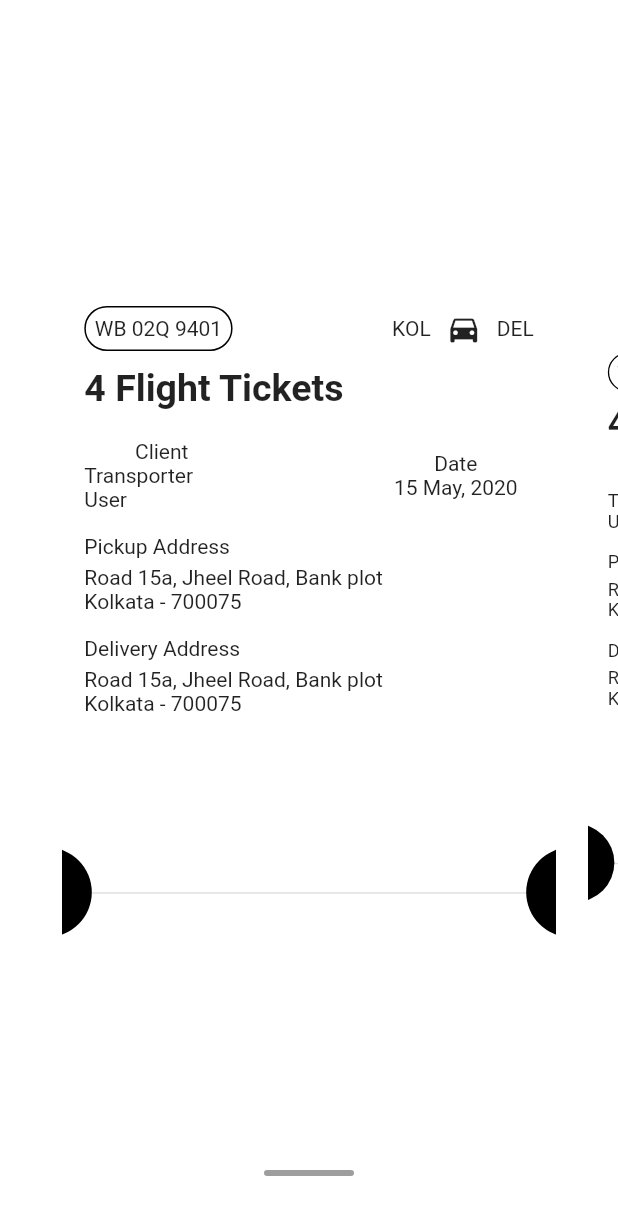
After one commit to The-Graphe-A-Design-Studio/TransporterAppShipper, a Flutter app: the DriverUpcomingOrder screen opened directly, on a phone screen of 412 x 824 dp. The commit adds this screen. Shown: the top 1215 px of the screen. Run offline on Flutter 3.47's test engine with Material 2 defaults, Android fonts, the phone set to English and light mode, and no system bars; drawn by our look-alikes of carousel_slider; our stand-ins replace file_picker.

Commit message:
Drivers Upcoming Order Page - Done

```diff
--- a/lib/DriverOptionsPage.dart
+++ b/lib/DriverOptionsPage.dart
@@ -4,6 +4,8 @@ import 'package:http/http.dart' as http;
 import 'package:file_picker/file_picker.dart';
 import 'package:flutter/cupertino.dart';
 import 'package:flutter/material.dart';
+import 'package:transportationapp/DriverUpcomingOrder.dart';
+import 'package:transportationapp/FadeTransition.dart';
 import 'package:transportationapp/PostMethodResult.dart';
 
 class DriverOptionsPage extends StatefulWidget {
@@ -160,12 +162,12 @@ class _DriverOptionsPageState extends State<DriverOptionsPage> {
     var url = "https://developers.thegraphe.com/transport/api/drivers/login";
 
     var result = await http.post(url, body: {
-      'phone_code' : '91',
+      'phone_code': '91',
       'phone': mobileNumberControllerSignIn.text.toString(),
       'password': passwordControllerSignIn.text.toString()
     });
     var jsonResult = json.decode(result.body);
-    if (jsonResult['success']=='1') {
+    if (jsonResult['success'] == '1') {
       postResultSignIn = PostResultSignIn.fromJson(jsonResult);
       setState(() {
         final snackBar = SnackBar(
@@ -1365,7 +1367,7 @@ class _DriverOptionsPageState extends State<DriverOptionsPage> {
                   onTap: () {
                     if (_formKeySignIn.currentState.validate()) {
                       postSignInRequest(context).then((value) {
-                        if (value==true) {
+                        if (value == true) {
                           print("Sign In Successful !");
                         }
                       });
@@ -1410,6 +1412,16 @@ class _DriverOptionsPageState extends State<DriverOptionsPage> {
                 color: Colors.white,
                 fontSize: 40.0,
                 fontWeight: FontWeight.bold),
+          ),
+          GestureDetector(
+            onTap: () {
+              Navigator.push(context, FadeRoute(page: DriverUpcomingOrder()));
+            },
+            child: Icon(
+              Icons.arrow_forward,
+              size: 30,
+              color: Colors.white,
+            ),
           ),
         ],
       ),
--- /dev/null
+++ b/lib/DriverUpcomingOrder.dart
@@ -0,0 +1,250 @@
+import 'package:carousel_slider/carousel_slider.dart';
+import 'package:flutter/material.dart';
+
+final List<Color> imgList = [
+  Colors.green,
+  Colors.red,
+  Colors.yellow,
+  Colors.white,
+  Colors.blue,
+];
+
+class DriverUpcomingOrder extends StatelessWidget {
+  @override
+  Widget build(BuildContext context) {
+    return Scaffold(
+      body: Column(
+        mainAxisAlignment: MainAxisAlignment.start,
+        crossAxisAlignment: CrossAxisAlignment.start,
+        children: <Widget>[
+          SizedBox(
+            height: 60.0,
+          ),
+          Padding(
+            padding: EdgeInsets.only(left: 16.0),
+            child: Text(
+              "Upcoming",
+              style: TextStyle(
+                  fontWeight: FontWeight.bold,
+                  color: Colors.white,
+                  fontSize: 40.0),
+            ),
+          ),
+          Padding(
+            padding: EdgeInsets.only(left: 16.0),
+            child: Text(
+              "Orders",
+              style: TextStyle(
+                  fontWeight: FontWeight.bold,
+                  color: Colors.white,
+                  fontSize: 40.0),
+            ),
+          ),
+          SizedBox(
+            height: 40.0,
+          ),
+          CarouselSlider(
+            items: imgList.map((imageLink) {
+              return Builder(
+                builder: (BuildContext context) {
+                  return Stack(
+                    children: <Widget>[
+                      Container(
+                        height: MediaQuery.of(context).size.height,
+                        width: MediaQuery.of(context).size.width,
+                        margin: EdgeInsets.symmetric(horizontal: 5.0),
+                        decoration: BoxDecoration(
+                          color: Colors.white,
+                          borderRadius: BorderRadius.circular(10.0),
+                        ),
+                        child: Column(
+                          crossAxisAlignment: CrossAxisAlignment.start,
+                          children: [
+                            SizedBox(
+                              height: 10.0,
+                            ),
+                            Row(
+                              children: [
+                                SizedBox(
+                                  width: 10.0,
+                                ),
+                                Container(
+                                  decoration: BoxDecoration(
+                                    borderRadius: BorderRadius.circular(20),
+                                    border: Border.all(color: Colors.black),
+                                    color: Colors.white,
+                                  ),
+                                  child: Padding(
+                                    padding: EdgeInsets.all(6.0),
+                                    child: Text("WB 02Q 9401"),
+                                  ),
+                                ),
+                                Spacer(),
+                                Text("KOL"),
+                                SizedBox(
+                                  width: 10.0,
+                                ),
+                                Icon(Icons.directions_car),
+                                SizedBox(
+                                  width: 10.0,
+                                ),
+                                Text("DEL"),
+                                SizedBox(width: 10.0),
+                              ],
+                              mainAxisAlignment: MainAxisAlignment.center,
+                            ),
+                            SizedBox(height: 10.0),
+                            Padding(
+                              padding: EdgeInsets.only(left: 10.0),
+                              child: Text(
+                                "4 Flight Tickets",
+                                style: TextStyle(
+                                    fontSize: 25.0,
+                                    fontWeight: FontWeight.bold),
+                              ),
+                            ),
+                            SizedBox(
+                              height: 20.0,
+                            ),
+                            Padding(
+                              padding: EdgeInsets.only(left: 10.0),
+                              child: Row(
+                                children: [
+                                  Flexible(
+                                    child: Column(
+                                      children: [
+                                        Text("Client"),
+                                        Text("Transporter User"),
+                                      ],
+                                    ),
+                                  ),
+                                  Spacer(),
+                                  Flexible(
+                                    child: Column(
+                                      children: [
+                                        Text("Date"),
+                                        Text("15 May, 2020"),
+                                      ],
+                                    ),
+                                  ),
+                                ],
+                              ),
+                            ),
+                            SizedBox(height: 15.0),
+                            Padding(
+                              padding: EdgeInsets.only(left: 10.0),
+                              child: Text("Pickup Address"),
+                            ),
+                            SizedBox(height: 5.0),
+                            Padding(
+                              padding: EdgeInsets.only(left: 10.0),
+                              child: Text("Road 15a, Jheel Road, Bank plot"),
+                            ),
+                            Padding(
+                              padding: EdgeInsets.only(left: 10.0),
+                              child: Text("Kolkata - 700075"),
+                            ),
+                            SizedBox(height: 15.0),
+                            Padding(
+                              padding: EdgeInsets.only(left: 10.0),
+                              child: Text("Delivery Address"),
+                            ),
+                            SizedBox(height: 5.0),
+                            Padding(
+                              padding: EdgeInsets.only(left: 10.0),
+                              child: Text("Road 15a, Jheel Road, Bank plot"),
+                            ),
+                            Padding(
+                              padding: EdgeInsets.only(left: 10.0),
+                              child: Text("Kolkata - 700075"),
+                            ),
+                          ],
+                        ),
+                      ),
+                      Positioned(
+                        child: Container(
+                          decoration: BoxDecoration(
+                            borderRadius: BorderRadius.only(
+                                topRight: Radius.circular(100.0),
+                                bottomRight: Radius.circular(100.0)),
+                            color: Colors.black,
+                          ),
+                          height: 60.0,
+                          width: 30.0,
+                        ),
+                        top: MediaQuery.of(context).size.height * 0.45,
+                        left: -10,
+                      ),
+                      Positioned(
+                        child: const Divider(
+                          color: Colors.black12,
+                          height: 1,
+                          thickness: 1,
+                        ),
+                        top: MediaQuery.of(context).size.height * 0.45 + 30,
+                        left: 0,
+                        right: 0,
+                      ),
+                      Positioned(
+                        child: Container(
+                          decoration: BoxDecoration(
+                            borderRadius: BorderRadius.only(
+                                topLeft: Radius.circular(100.0),
+                                bottomLeft: Radius.circular(100.0)),
+                            color: Colors.black,
+                          ),
+                          height: 60.0,
+                          width: 30.0,
+                        ),
+                        top: MediaQuery.of(context).size.height * 0.45,
+                        right: -10,
+                      ),
+                    ],
+                  );
+                },
+              );
+            }).toList(),
+            options: CarouselOptions(
+              height: 500.0,
+              reverse: false,
+              enableInfiniteScroll: false,
+              autoPlay: false,
+              initialPage: 0,
+              scrollDirection: Axis.horizontal,
+              viewportFraction: 0.8,
+              enlargeCenterPage: true,
+              aspectRatio: 16 / 9,
+            ),
+          ),
+          Spacer(),
+          Hero(
+            tag: 'AnimeBottom',
+            child: Container(
+                margin: EdgeInsets.only(bottom: 0),
+                decoration: BoxDecoration(
+                  color: Colors.white,
+                  borderRadius: BorderRadius.only(
+                      topLeft: Radius.circular(30.0),
+                      topRight: Radius.circular(30.0)),
+                ),
+                height: 60.0,
+                child: Padding(
+                  padding: EdgeInsets.only(top: 16.0),
+                  child: Align(
+                    alignment: Alignment.topCenter,
+                    child: Container(
+                      width: 60.0,
+                      height: 4.0,
+                      decoration: BoxDecoration(
+                        color: Colors.grey,
+                        borderRadius: BorderRadius.circular(30.0),
+                      ),
+                    ),
+                  ),
+                )),
+          ),
+        ],
+      ),
+    );
+  }
+}
--- a/pubspec.yaml
+++ b/pubspec.yaml
@@ -26,6 +26,7 @@ dependencies:
   cupertino_icons: ^0.1.3
   file_picker: ^1.11.0
   http: ^0.12.1
+  carousel_slider: ^2.1.0
 
 dev_dependencies:
   flutter_test:
```
Also changed, not shown: pubspec.lock.
